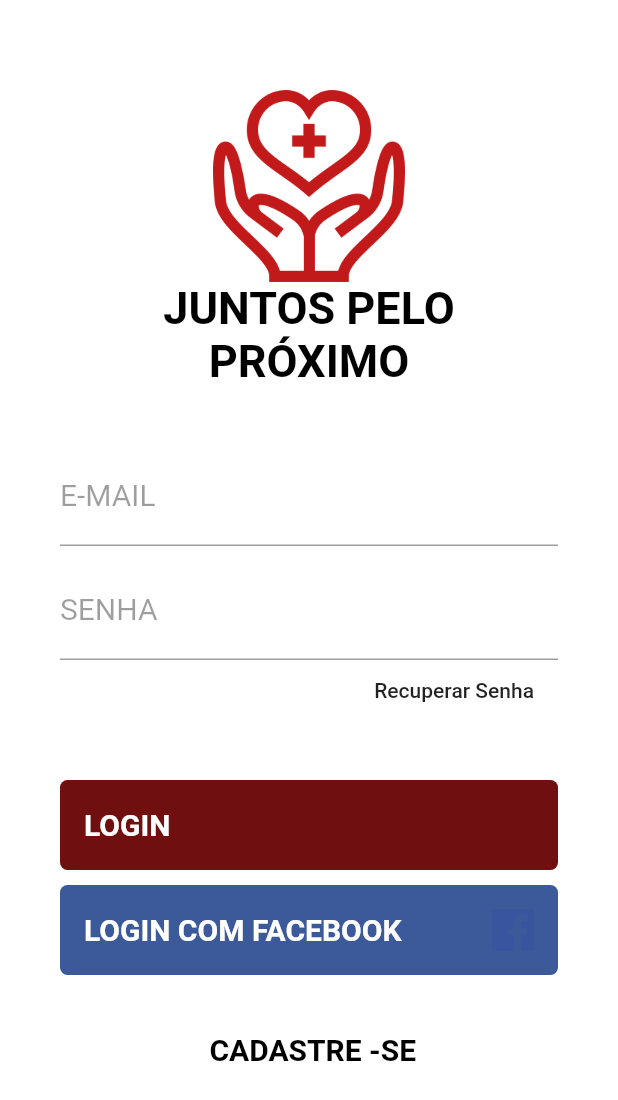
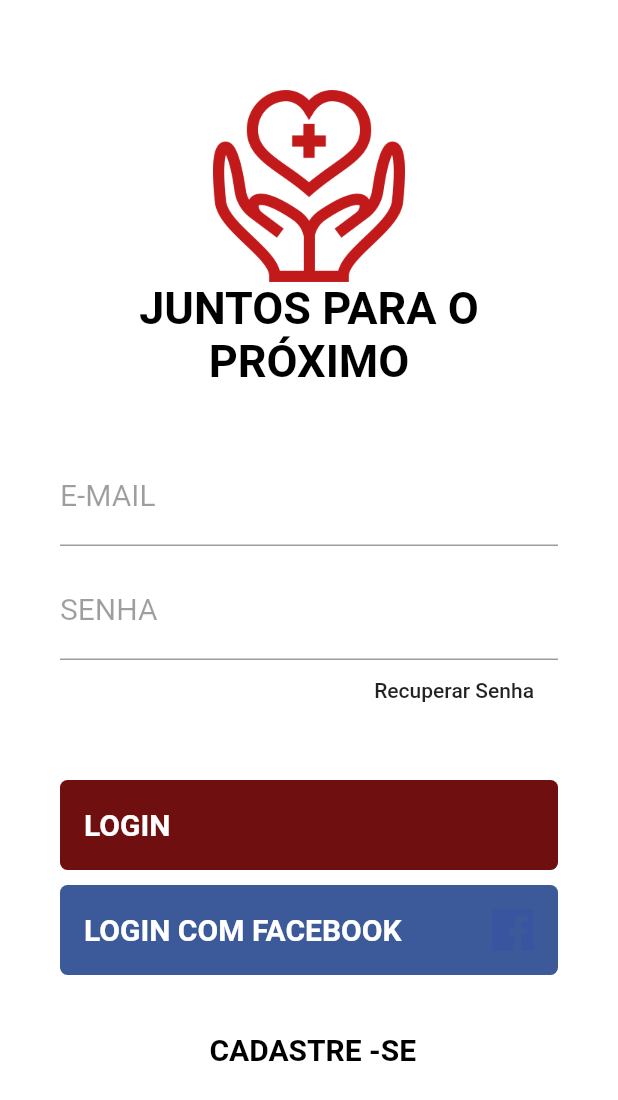
Before and after one commit to SilvioVieiraFilho/fluter_pap, a Flutter app: the screen it shows after launch, on a phone screen of 412 x 824 dp. Shown: the top 1100 px of the screen. Run offline on Flutter 3.47's test engine with Material 2 defaults, Android fonts, the phone set to English and light mode, and no system bars.

Commit message:
NA COMMIT

```diff
--- a/lib/Login.dart
+++ b/lib/Login.dart
@@ -24,7 +24,7 @@ class Login extends StatelessWidget {
             ),
 
         Text(
-          "JUNTOS PELO PRÓXIMO  ",
+          "JUNTOS PARA O PRÓXIMO  ",
           textAlign: TextAlign.center,
 
           style: TextStyle(
--- a/lib/Objetivo.dart
+++ b/lib/Objetivo.dart
@@ -46,7 +46,7 @@ class Objetivo extends StatelessWidget {
       Text(
 
 
-        "O objetivo do projeto junto mas próximos  é arrecadar alimentos , produtos de limpeza e higiene pessoal "
+        "O objetivo do projeto JUNTOS PARA O PRÓXIMO  é arrecadar alimentos , produtos de limpeza e higiene pessoal "
         "para pessoas  que estão necessitadas desses items."
             "No aplicativo você tem a opção de doar ou de solicitar algum material em necessidade. ",
 
```
